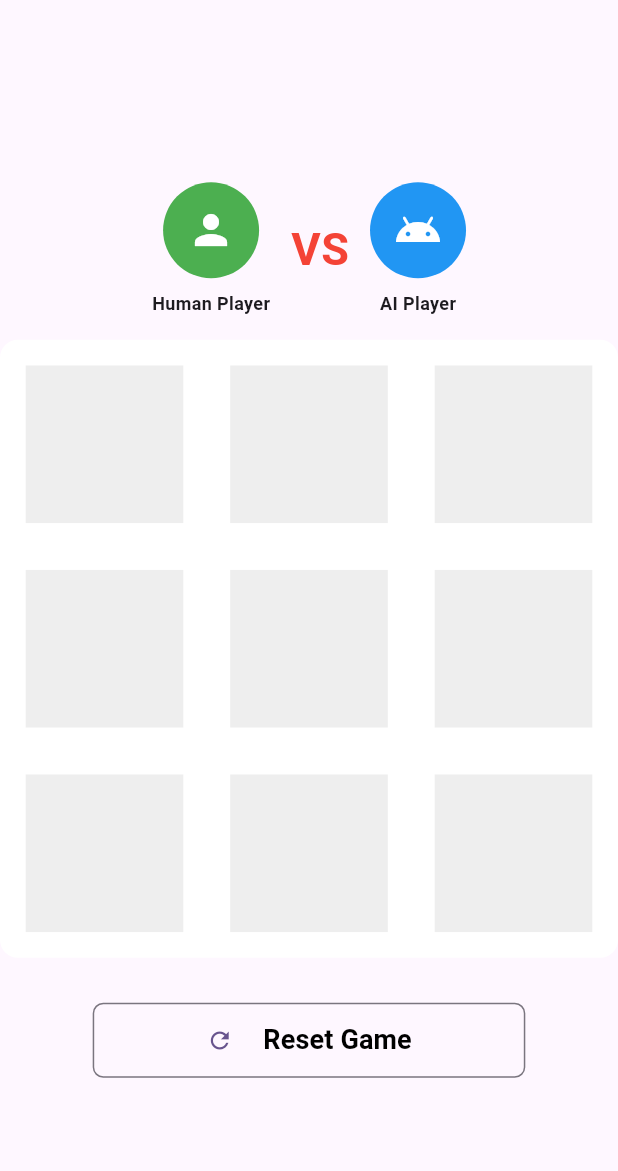
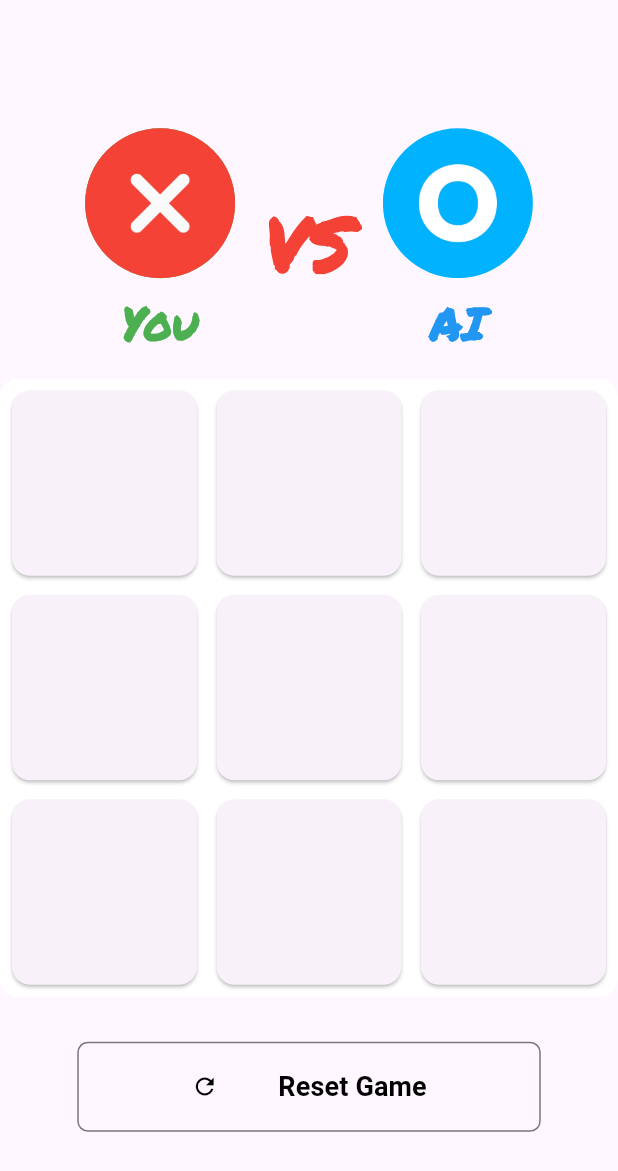
Before and after one commit to SajidAfridi/tiktaktoe, a Flutter app: the MyHomePage screen opened directly, on a phone screen of 412 x 824 dp. Shown: the top 1171 px of the screen. Run offline on Flutter 3.47's test engine with Material 3 defaults, Android fonts, the phone set to English and light mode, and no system bars; our stand-ins replace animate_do, awesome_dialog.

Commit message:
More UI done

```diff
--- a/lib/classes/one_tap_register_class.dart
+++ b/lib/classes/one_tap_register_class.dart
@@ -39,7 +39,7 @@ class OnlyOnePointerRecognizer extends OneSequenceGestureRecognizer {
 class OnlyOnePointerRecognizerWidget extends StatelessWidget {
   final Widget? child;
 
-  OnlyOnePointerRecognizerWidget({ this.child });
+  const OnlyOnePointerRecognizerWidget({super.key,  this.child });
 
   @override
   Widget build(BuildContext context) {
--- a/lib/main.dart
+++ b/lib/main.dart
@@ -1,6 +1,5 @@
 import 'package:flutter/material.dart';
 import 'package:flutter/services.dart';
-import 'package:tiktaktoe/pages/homepage.dart';
 import 'package:tiktaktoe/pages/welcome_and_difficulty_selection_screen.dart';
 
 void main() {
@@ -15,7 +14,6 @@ void main() {
 class MyApp extends StatelessWidget {
   const MyApp({super.key});
 
-  // This widget is the root of your application.
   @override
   Widget build(BuildContext context) {
     return MaterialApp(
--- a/lib/pages/homepage.dart
+++ b/lib/pages/homepage.dart
@@ -1,17 +1,22 @@
-import 'package:flutter/cupertino.dart';
+import 'package:animate_do/animate_do.dart';
+import 'package:awesome_dialog/awesome_dialog.dart';
 import 'package:flutter/material.dart';
+import 'package:tiktaktoe/classes/game_logic.dart';
 import 'dart:math';
+import '../classes/one_tap_register_class.dart';
+import '../widgets/who_vs_who_widget.dart';
 
 class MyHomePage extends StatefulWidget {
   final bool isEasyMode;
   final bool isMediumMode;
   final bool isHardMode;
 
-  const MyHomePage(
-      {super.key,
+  const MyHomePage({
+    super.key,
     required this.isEasyMode,
     required this.isMediumMode,
-      required this.isHardMode});
+    required this.isHardMode,
+  });
 
   @override
   State<MyHomePage> createState() => _MyHomePageState();
@@ -22,44 +27,24 @@ class _MyHomePageState extends State<MyHomePage> with TickerProviderStateMixin {
   late bool isPlayer1;
   bool isProcessingMove = false;
 
-  late AnimationController _symbolAnimationController;
-  late Animation<double> _symbolAnimation;
-  late AnimationController _winAnimationController;
-
   @override
   void initState() {
     super.initState();
     initializeBoard();
     isPlayer1 = true;
-    _symbolAnimationController = AnimationController(
-      duration: const Duration(milliseconds: 300),
-      vsync: this,
-    );
-    _symbolAnimation = Tween<double>(begin: 0.6, end: 1.0).animate(
-      CurvedAnimation(
-        parent: _symbolAnimationController,
-        curve: Curves.easeOut,
+  }
+
+  void initializeBoard() {
+    gameBoard = List<List<String>>.generate(
+      3,
+      (_) => List<String>.filled(
+        3,
+        '',
       ),
-    );
-    _winAnimationController = AnimationController(
-      duration: const Duration(milliseconds: 800),
-      vsync: this,
     );
   }
 
-  @override
-  void dispose() {
-    _symbolAnimationController.dispose();
-    _winAnimationController.dispose();
-    super.dispose();
-  }
-
-  void initializeBoard() {
-    gameBoard =
-        List<List<String>>.generate(3, (_) => List<String>.filled(3, ''));
-  }
-
-  bool isSnackbarVisible = false;
+  bool isSnackBarVisible = false;
 
   @override
   Widget build(BuildContext context) {
@@ -69,54 +54,7 @@ class _MyHomePageState extends State<MyHomePage> with TickerProviderStateMixin {
           mainAxisAlignment: MainAxisAlignment.center,
           children: [
             const SizedBox(height: 16),
-            const Row(
-              mainAxisAlignment: MainAxisAlignment.center,
-              children: [
-                Column(
-                  children: [
-                    CircleAvatar(
-                      backgroundColor: Colors.green,
-                      foregroundColor: Colors.white,
-                      radius: 32,
-                      child: Icon(Icons.person, size: 32),
-                    ),
-                    SizedBox(height: 8),
-                    Text(
-                      'Human Player',
-                      style:
-                          TextStyle(fontSize: 12, fontWeight: FontWeight.bold),
-                    ),
-                  ],
-                ),
-                Padding(
-                  padding: EdgeInsets.symmetric(horizontal: 14),
-                  child: Text(
-                    "VS",
-                    style: TextStyle(
-                      color: Colors.red,
-                      fontSize: 30,
-                      fontWeight: FontWeight.bold,
-                    ),
-                  ),
-                ),
-                Column(
-                  children: [
-                    CircleAvatar(
-                      backgroundColor: Colors.blue,
-                      foregroundColor: Colors.white,
-                      radius: 32,
-                      child: Icon(Icons.android, size: 32),
-                    ),
-                    SizedBox(height: 8),
-                    Text(
-                      'AI Player',
-                      style:
-                          TextStyle(fontSize: 12, fontWeight: FontWeight.bold),
-                    ),
-                  ],
-                ),
-              ],
-            ),
+            const RoundInfoWidget(),
             const SizedBox(
               height: 16,
             ),
@@ -126,6 +64,7 @@ class _MyHomePageState extends State<MyHomePage> with TickerProviderStateMixin {
                 color: Colors.white,
               ),
               padding: const EdgeInsets.all(4),
+              child: OnlyOnePointerRecognizerWidget(
                 child: GridView.builder(
                   physics: const NeverScrollableScrollPhysics(),
                   gridDelegate: const SliverGridDelegateWithFixedCrossAxisCount(
@@ -143,14 +82,13 @@ class _MyHomePageState extends State<MyHomePage> with TickerProviderStateMixin {
                   itemCount: 9,
                 ),
               ),
+            ),
             const SizedBox(
               height: 30,
             ),
-            Align(
-              alignment: Alignment.bottomCenter,
-              child: SizedBox(
-                width: MediaQuery.of(context).size.width * 0.7,
-                height: 50,
+            SizedBox(
+              width: MediaQuery.of(context).size.width * 0.75,
+              height: 60,
               child: OutlinedButton(
                 onPressed: () {
                   resetGame();
@@ -166,8 +104,9 @@ class _MyHomePageState extends State<MyHomePage> with TickerProviderStateMixin {
                   children: [
                     Icon(
                       Icons.refresh,
+                      color: Colors.black,
                     ),
-                      SizedBox(width: 20),
+                    SizedBox(width: 40),
                     Text(
                       'Reset Game',
                       style: TextStyle(
@@ -180,7 +119,6 @@ class _MyHomePageState extends State<MyHomePage> with TickerProviderStateMixin {
                 ),
               ),
             ),
-            ),
           ],
         ),
       ),
@@ -188,7 +126,6 @@ class _MyHomePageState extends State<MyHomePage> with TickerProviderStateMixin {
   }
 
   Widget buildGridCell(int rowIndex, int colIndex, String cellValue) {
-    bool isWinningMove = cellValue.endsWith('_win');
     return GestureDetector(
       onTap: () {
         if (cellValue.isEmpty && !isProcessingMove) {
@@ -199,34 +136,63 @@ class _MyHomePageState extends State<MyHomePage> with TickerProviderStateMixin {
               isPlayer1 = false;
             }
           });
-          aiMove(); // Move this call outside the setState block
-          checkWin(); // Move this call outside the setState block
+          if(isBoardFull()){
+            checkWin();
+          }
+          aiMove();
+          checkWin();
+        } else {
+          checkWin();
         }
       },
-      child: AnimatedBuilder(
-        animation: _symbolAnimation,
-        builder: (context, child) {
-          return Transform.scale(
-            scale: isWinningMove ? 0.9 : 0.8,
+      child: Card(child: iconDecider(cellValue)),
+    );
+  }
+
+  Widget iconDecider(String value) {
+    //bool isWinningMove = value.endsWith('_win');
+    if (value.replaceAll('_win', '') == 'X') {
+      return FadeOutUp(
+        duration: const Duration(milliseconds: 300),
         child: Container(
           decoration: BoxDecoration(
-                color: isWinningMove ? Colors.green : Colors.grey[200],
+            borderRadius: BorderRadius.circular(15),
+            color: Colors.green,
+            boxShadow: const [],
           ),
-              child: Center(
-                child: Text(
-                  cellValue.replaceAll('_win', ''),
-                  style: const TextStyle(
-                    fontSize: 48.0,
-                    color: Colors.white,
-                    fontWeight: FontWeight.bold,
-                  ),
-                ),
+          child: Image.asset(
+            'assets/images/cross.png',
+            fit: BoxFit.cover,
           ),
         ),
       );
-        },
+    } else if (value.replaceAll('_win', '') == 'O') {
+      return FadeOutUp(
+        duration: const Duration(milliseconds: 300),
+        child: Container(
+          decoration: BoxDecoration(
+            borderRadius: BorderRadius.circular(15),
+            boxShadow: const [],
+          ),
+          child: Image.asset(
+            'assets/images/circle_1.png',
+            fit: BoxFit.cover,
+          ),
         ),
       );
+    } else {
+      return FadeOutUp(
+        duration: const Duration(milliseconds: 300),
+        child: Container(
+          decoration: BoxDecoration(
+            color: Colors.grey[300],
+            borderRadius: BorderRadius.circular(15),
+            boxShadow: const [],
+          ),
+          child: const Center(child: Text('')),
+        ),
+      );
+    }
   }
 
   void checkWin() {
@@ -274,65 +240,31 @@ class _MyHomePageState extends State<MyHomePage> with TickerProviderStateMixin {
     }
 
     if (winner.isNotEmpty) {
-      showDialog(
+      String who = winner == 'X' ? 'You' : 'AI';
+      AwesomeDialog(
           context: context,
-        barrierDismissible: true,
-        builder: (_) => AlertDialog(
-          title: const Text(
-            'Game Over',
-            style: TextStyle(
-              fontSize: 20,
-              fontWeight: FontWeight.bold,
-            ),
-          ),
-          content: Text(
-            '$winner wins!',
-            style: const TextStyle(fontSize: 16),
-          ),
-          actions: [
-            TextButton(
-              onPressed: () {
+          dialogType: DialogType.success,
+          animType: AnimType.bottomSlide,
+          title: '$who Won!',
+          desc: 'Play Again',
+          headerAnimationLoop: false,
+          btnOkOnPress: () {
             resetGame();
-                Navigator.pop(context);
-              },
-              child: const Text('Play Again'),
-            ),
-          ],
-        ),
-      );
+          }).show();
     } else if (isBoardFull()) {
-      showDialog(
+      AwesomeDialog(
           context: context,
-        barrierDismissible: true,
-        builder: (_) => AlertDialog(
-          title: const Text(
-            'Game Over',
-            style: TextStyle(
-              fontSize: 20,
-              fontWeight: FontWeight.bold,
-            ),
-          ),
-          content: const Text(
-            'It\'s a draw!',
-            style: TextStyle(fontSize: 16),
-          ),
-          actions: [
-            TextButton(
-              onPressed: () {
+          dialogType: DialogType.warning,
+          animType: AnimType.bottomSlide,
+          title: 'Draw',
+          desc: 'Play again',
+          btnOkOnPress: () {
             resetGame();
-                Navigator.pop(context);
-              },
-              child: const Text('Play Again'),
-            ),
-          ],
-        ),
-      );
+          }).show();
     }
   }
 
   void animateWin(int row1, int col1, int row2, int col2, int row3, int col3) {
-    _winAnimationController.reset();
-    _winAnimationController.forward();
     gameBoard[row1][col1] += '_win';
     gameBoard[row2][col2] += '_win';
     gameBoard[row3][col3] += '_win';
@@ -357,7 +289,7 @@ class _MyHomePageState extends State<MyHomePage> with TickerProviderStateMixin {
     });
   }
 
-  void aiMove() {
+  aiMove() {
     int countEmptyCells() {
       int count = 0;
       for (int i = 0; i < 3; i++) {
@@ -389,7 +321,8 @@ class _MyHomePageState extends State<MyHomePage> with TickerProviderStateMixin {
       }
       isProcessingMove = false;
       isPlayer1 = true;
-    } else if (widget.isMediumMode) {
+    }
+    else if (widget.isMediumMode) {
       int emptyCells = countEmptyCells();
       List<int> availableMoves = [];
       for (int i = 0; i < 9; i++) {
@@ -405,7 +338,7 @@ class _MyHomePageState extends State<MyHomePage> with TickerProviderStateMixin {
         int row = move ~/ 3;
         int col = move % 3;
         gameBoard[row][col] = 'O';
-        if (checkWinningMove('O')) {
+        if (GameLogic().checkWinningMove(gameBoard, 'O')) {
           isPlayer1 = true;
           return;
         }
@@ -417,7 +350,10 @@ class _MyHomePageState extends State<MyHomePage> with TickerProviderStateMixin {
         int row = move ~/ 3;
         int col = move % 3;
         gameBoard[row][col] = 'X';
-        if (checkWinningMove('X')) {
+        if (GameLogic().checkWinningMove(
+          gameBoard,
+          'X',
+        )) {
           gameBoard[row][col] = 'O';
           isProcessingMove = false;
           isPlayer1 = true;
@@ -446,7 +382,8 @@ class _MyHomePageState extends State<MyHomePage> with TickerProviderStateMixin {
       isProcessingMove = false;
       // Update the turn
       isPlayer1 = true;
-    } else if (widget.isHardMode) {
+    }
+    else if (widget.isHardMode) {
       int bestScore = -9999;
       int bestRow = -1;
       int bestCol = -1;
@@ -464,15 +401,12 @@ class _MyHomePageState extends State<MyHomePage> with TickerProviderStateMixin {
           }
         }
       }
-
       // Make the AI move
       gameBoard[bestRow][bestCol] = 'O';
-
       isProcessingMove = false;
       // Update the turn
       isPlayer1 = true;
     }
-    // Find the best move using the Minimax algorithm
   }
 
   int minimax(List<List<String>> board, int depth, bool isMaximizing) {
@@ -483,7 +417,7 @@ class _MyHomePageState extends State<MyHomePage> with TickerProviderStateMixin {
     if (score == -10) {
       return score + depth;
     }
-    if (!isMovesLeft(board)) {
+    if (!isMovesLeft()) {
       return 0;
     }
 
@@ -556,49 +490,14 @@ class _MyHomePageState extends State<MyHomePage> with TickerProviderStateMixin {
     return 0;
   }
 
-  bool isMovesLeft(List<List<String>> board) {
+  bool isMovesLeft() {
     for (int row = 0; row < 3; row++) {
       for (int col = 0; col < 3; col++) {
-        if (board[row][col].isEmpty) {
+        if (gameBoard[row][col].isEmpty) {
           return true;
         }
       }
     }
     return false;
   }
-
-  bool checkWinningMove(String player) {
-    // Check rows
-    for (int row = 0; row < 3; row++) {
-      if (gameBoard[row][0] == player &&
-          gameBoard[row][1] == player &&
-          gameBoard[row][2] == player) {
-        return true;
 }
-    }
-
-    // Check columns
-    for (int col = 0; col < 3; col++) {
-      if (gameBoard[0][col] == player &&
-          gameBoard[1][col] == player &&
-          gameBoard[2][col] == player) {
-        return true;
-      }
-    }
-
-    // Check diagonals
-    if (gameBoard[0][0] == player &&
-        gameBoard[1][1] == player &&
-        gameBoard[2][2] == player) {
-      return true;
-    }
-
-    if (gameBoard[2][0] == player &&
-        gameBoard[1][1] == player &&
-        gameBoard[0][2] == player) {
-      return true;
-    }
-
-    return false;
-  }
-}
--- /dev/null
+++ b/lib/widgets/who_vs_who_widget.dart
@@ -0,0 +1,73 @@
+import 'package:flutter/material.dart';
+
+class RoundInfoWidget extends StatelessWidget {
+  const RoundInfoWidget({
+    super.key,
+  });
+
+  @override
+  Widget build(BuildContext context) {
+    return const Row(
+      mainAxisAlignment: MainAxisAlignment.center,
+      children: [
+        Column(
+          mainAxisAlignment: MainAxisAlignment.center,
+          children: [
+            CircleAvatar(
+              backgroundColor: Colors.green,
+              foregroundColor: Colors.white,
+              radius: 50,
+              backgroundImage: AssetImage('assets/images/cross.png'),
+            ),
+            SizedBox(height: 8),
+            Text(
+              'You',
+              style: TextStyle(
+                fontFamily: 'PermanentMarker',
+                fontSize: 30,
+                fontWeight: FontWeight.bold,
+                color: Colors.green,
+              ),
+            ),
+          ],
+        ),
+        Center(
+          child: Padding(
+            padding: EdgeInsets.symmetric(
+              horizontal: 20,
+              vertical: 10,
+            ),
+            child: Text(
+              "VS",
+              style: TextStyle(
+                fontFamily: 'PermanentMarker',
+                color: Colors.red,
+                fontSize: 50,
+                fontWeight: FontWeight.bold,
+              ),
+            ),
+          ),
+        ),
+        Column(
+          children: [
+            CircleAvatar(
+              backgroundColor: Colors.white,
+              radius: 50,
+              backgroundImage: AssetImage('assets/images/circle.png'),
+            ),
+            SizedBox(height: 8),
+            Text(
+              'AI',
+              style: TextStyle(
+                fontFamily: 'PermanentMarker',
+                fontSize: 30,
+                fontWeight: FontWeight.bold,
+                color: Colors.blue,
+              ),
+            ),
+          ],
+        ),
+      ],
+    );
+  }
+}
--- a/pubspec.yaml
+++ b/pubspec.yaml
@@ -30,6 +30,9 @@ environment:
 dependencies:
   flutter:
     sdk: flutter
+  awesome_dialog:
+  audioplayers:
+  animate_do:
 
 
   # The following adds the Cupertino Icons font to your application.
```
Also changed, not shown: lib/classes/game_logic.dart (+34 -0 lines), assets/images/circle.png (added), assets/images/circle_1.png (added), assets/images/cross.png (added), pubspec.lock, 7 other files. Lines whose indentation alone changed are shown as unchanged.
